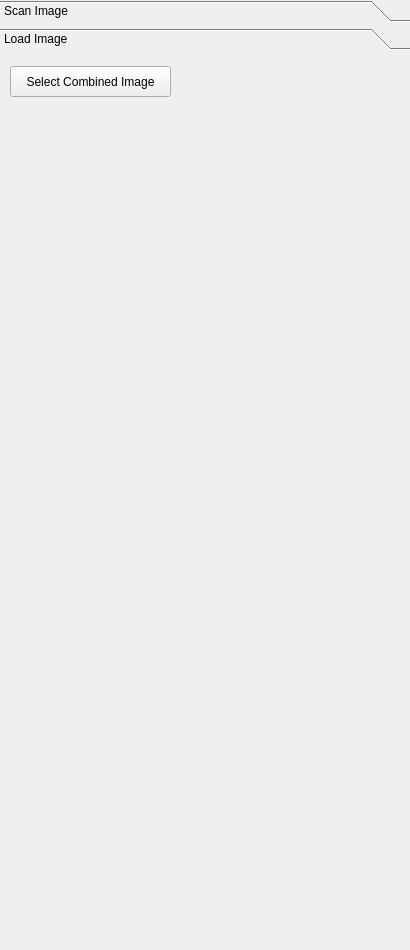
chuandongxu/AOI, file DataModule/ScanImageWidget.ui: the form before one commit.
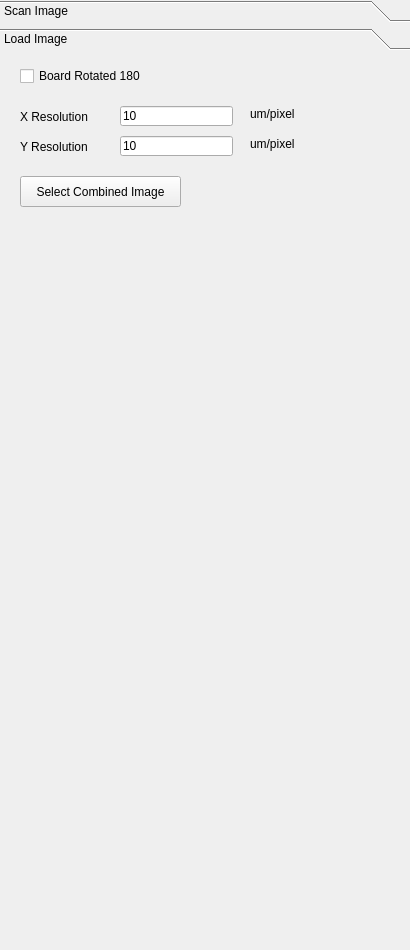
The form after the commit.

What changed in the file:
```diff
--- a/DataModule/ScanImageWidget.ui
+++ b/DataModule/ScanImageWidget.ui
@@ -53,8 +53,8 @@
     <widget class="QPushButton" name="btnSelectCombinedImage">
      <property name="geometry">
       <rect>
-       <x>10</x>
-       <y>10</y>
+       <x>20</x>
+       <y>120</y>
        <width>161</width>
        <height>31</height>
       </rect>
@@ -63,6 +63,103 @@
       <string>Select Combined Image</string>
      </property>
     </widget>
+    <widget class="QCheckBox" name="checkBoxBoardRotated">
+     <property name="geometry">
+      <rect>
+       <x>20</x>
+       <y>10</y>
+       <width>141</width>
+       <height>20</height>
+      </rect>
+     </property>
+     <property name="text">
+      <string>Board Rotated 180</string>
+     </property>
+    </widget>
+    <widget class="QLabel" name="label_10">
+     <property name="geometry">
+      <rect>
+       <x>250</x>
+       <y>80</y>
+       <width>72</width>
+       <height>15</height>
+      </rect>
+     </property>
+     <property name="text">
+      <string>um/pixel</string>
+     </property>
+    </widget>
+    <widget class="QLabel" name="labelResolutionY">
+     <property name="geometry">
+      <rect>
+       <x>20</x>
+       <y>83</y>
+       <width>81</width>
+       <height>16</height>
+      </rect>
+     </property>
+     <property name="text">
+      <string>Y Resolution</string>
+     </property>
+    </widget>
+    <widget class="QLineEdit" name="lineEditResolutionX">
+     <property name="enabled">
+      <bool>true</bool>
+     </property>
+     <property name="geometry">
+      <rect>
+       <x>120</x>
+       <y>50</y>
+       <width>113</width>
+       <height>20</height>
+      </rect>
+     </property>
+     <property name="text">
+      <string>10</string>
+     </property>
+    </widget>
+    <widget class="QLabel" name="labelResolutionUnitX">
+     <property name="geometry">
+      <rect>
+       <x>250</x>
+       <y>50</y>
+       <width>72</width>
+       <height>15</height>
+      </rect>
+     </property>
+     <property name="text">
+      <string>um/pixel</string>
+     </property>
+    </widget>
+    <widget class="QLabel" name="labelResolutionX">
+     <property name="geometry">
+      <rect>
+       <x>20</x>
+       <y>53</y>
+       <width>81</width>
+       <height>16</height>
+      </rect>
+     </property>
+     <property name="text">
+      <string>X Resolution</string>
+     </property>
+    </widget>
+    <widget class="QLineEdit" name="lineEditResolutionY">
+     <property name="enabled">
+      <bool>true</bool>
+     </property>
+     <property name="geometry">
+      <rect>
+       <x>120</x>
+       <y>80</y>
+       <width>113</width>
+       <height>20</height>
+      </rect>
+     </property>
+     <property name="text">
+      <string>10</string>
+     </property>
+    </widget>
    </widget>
   </widget>
  </widget>
```
Left out of the diff: 4 changed lines with no effect on the pictures.
